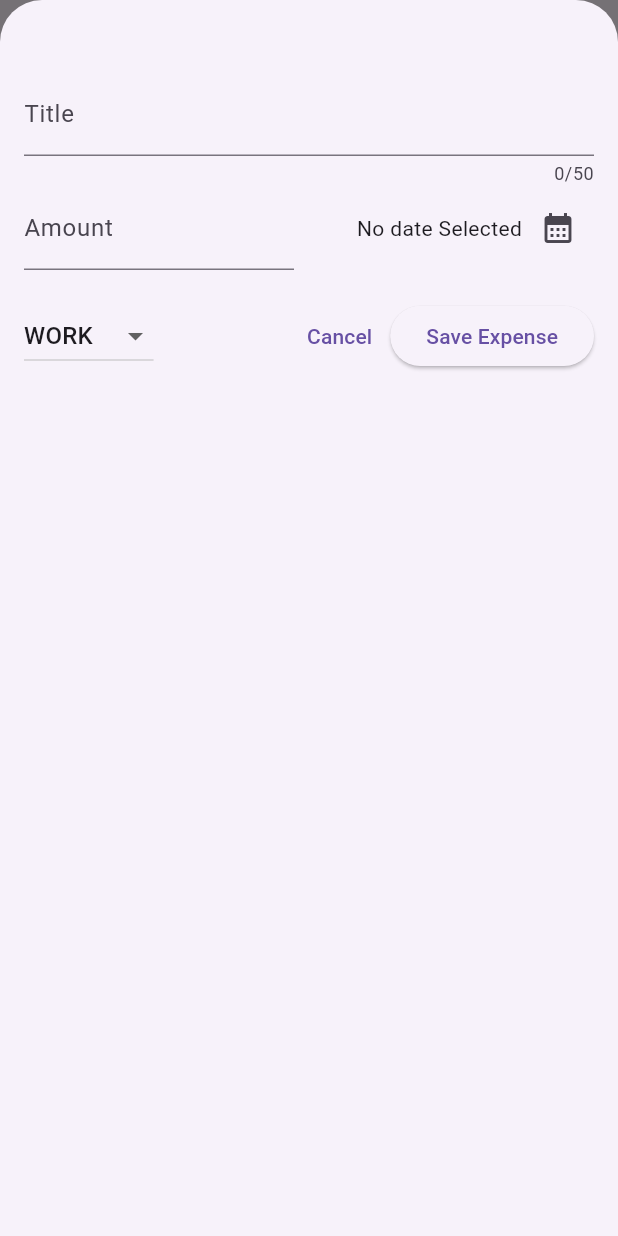
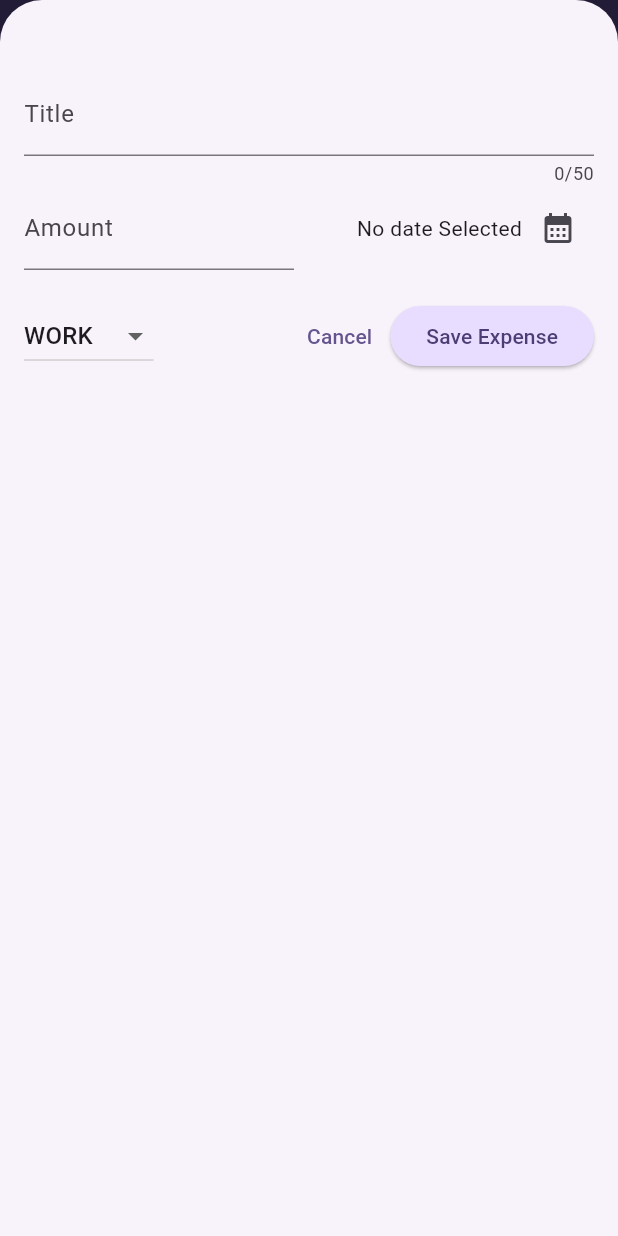
Before and after one commit to chamathk77/ExpenseTracker_Flutter, a Flutter app: the screen it shows after launch, after a tap on the "add" icon, on a phone screen of 412 x 824 dp. Run offline on Flutter 3.47's test engine with Material 3 defaults, Android fonts, the phone set to English and light mode, and no system bars.

Commit message:
setting up app theme

```diff
--- a/lib/main.dart
+++ b/lib/main.dart
@@ -2,10 +2,42 @@ import 'package:flutter/material.dart';
 
 import 'package:expense_tracker_flutter/widgets/expenses.dart';
 
+var kColorScheme = ColorScheme.fromSeed(
+  seedColor: const Color.fromARGB(255, 96, 59, 181),
+);
+
 void main() {
   runApp(
     MaterialApp(
-      theme: ThemeData(useMaterial3: true),
+      theme: ThemeData().copyWith(
+        useMaterial3: true,
+        colorScheme: kColorScheme,
+        appBarTheme: const AppBarTheme().copyWith(
+          backgroundColor: kColorScheme.onPrimaryContainer,
+          foregroundColor: kColorScheme.primaryContainer,
+        ),
+        cardTheme: CardTheme().copyWith(
+          color: kColorScheme.secondaryContainer,
+          elevation: 5,
+          margin: const EdgeInsets.symmetric(
+            horizontal: 16,
+            vertical: 8,
+          ),
+        ),
+        elevatedButtonTheme: ElevatedButtonThemeData(
+          style: ElevatedButton.styleFrom(
+            backgroundColor: kColorScheme.primaryContainer,
+            foregroundColor: kColorScheme.onPrimaryContainer,
+          ),
+        ),
+        textTheme: ThemeData().textTheme.copyWith(
+              titleLarge: TextStyle(
+                fontWeight: FontWeight.bold,
+                color: kColorScheme.onSecondaryContainer,
+                fontSize: 16,
+              ),
+            ),
+      ),
       home: const Expenses(),
     ),
   );
```
